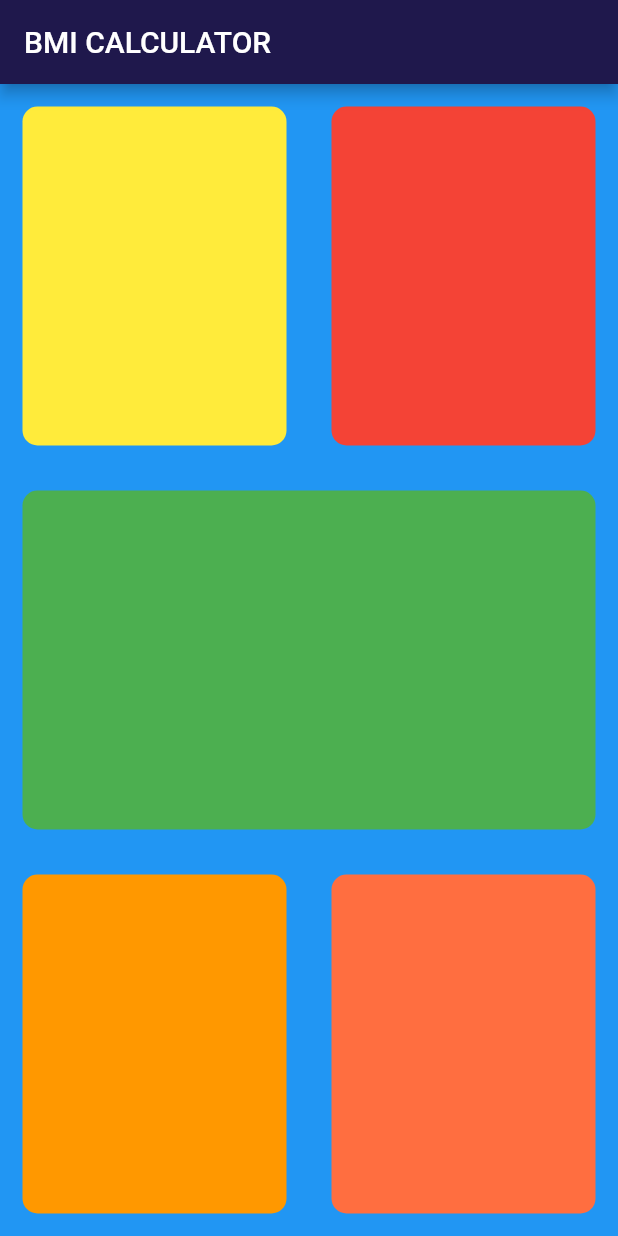
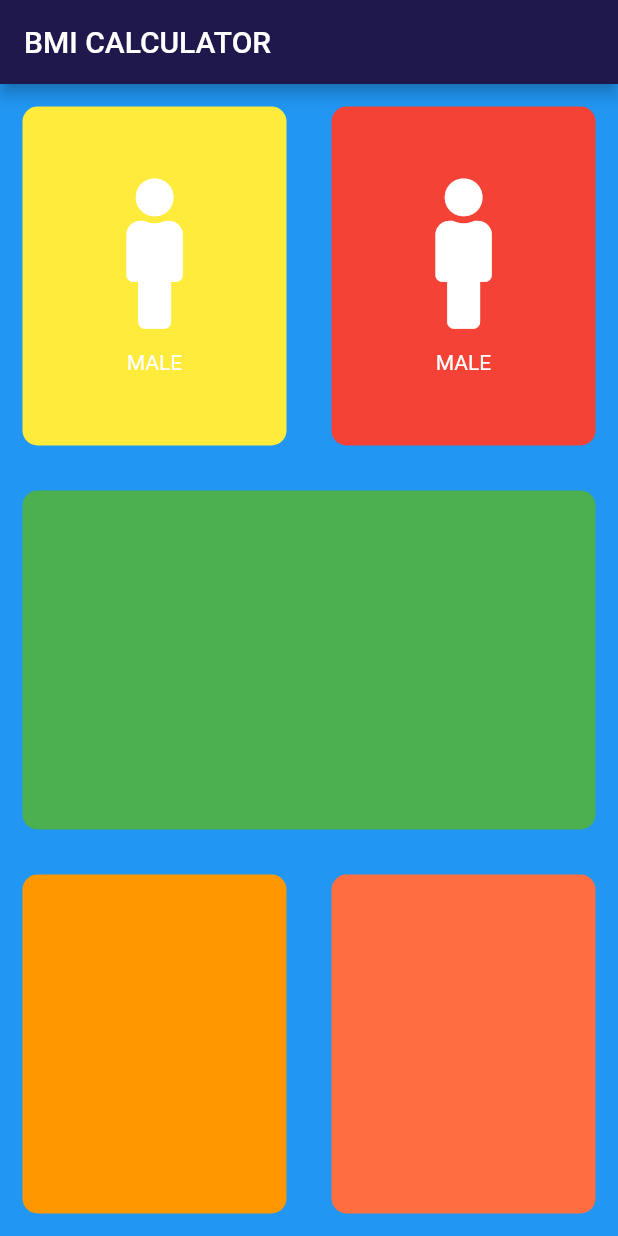
Before and after one commit to MariamTayyab/bmi_calculator, a Flutter app: the screen it shows after launch, on a phone screen of 412 x 824 dp. Run offline on Flutter 3.47's test engine with Material 2 defaults, Android fonts, the phone set to English and light mode, and no system bars; our stand-ins replace font_awesome_flutter.

Commit message:
lec 57(use of refactor)

```diff
--- a/lib/input_page.dart
+++ b/lib/input_page.dart
@@ -1,3 +1,6 @@
+import 'package:font_awesome_flutter/font_awesome_flutter.dart';
+import 'package:flutter/cupertino.dart';
+
 
 import 'package:flutter/material.dart';
 
@@ -19,11 +22,15 @@ class _InputPageState extends State<InputPage> {
             children: [
               Expanded(child: RefactorContainerCode(
                 Colors: Colors.yellow,
+                CardWidget: new RepeatTextAndIcon(
+
+                ),
 
               ),
                 ),
               Expanded(child:  RefactorContainerCode(
                 Colors: Colors.red,
+                CardWidget: new RepeatTextAndIcon(),
               ),)
             ],
           )
@@ -49,10 +56,33 @@ class _InputPageState extends State<InputPage> {
   }
 }
 
+class RepeatTextAndIcon extends StatelessWidget {
+
+  @override
+  Widget build(BuildContext context) {
+    return Column(
+      mainAxisAlignment: MainAxisAlignment.center,
+      children: [
+        Icon(
+        FontAwesomeIcons.male,
+          size: 100.0,
+        ),
+        SizedBox(
+          height: 15.0,
+        ),
+        Text(
+          'MALE',
+
+        ),
+      ],
+    );
+  }
+}
+
 class RefactorContainerCode extends StatelessWidget {
 final Color Colors;
 final Widget CardWidget;
-RefactorContainerCode({@required this.Colors , this.CardWidget});
+RefactorContainerCode({ this.Colors , this.CardWidget});
   @override
   Widget build(BuildContext context) {
     return Container(
```
